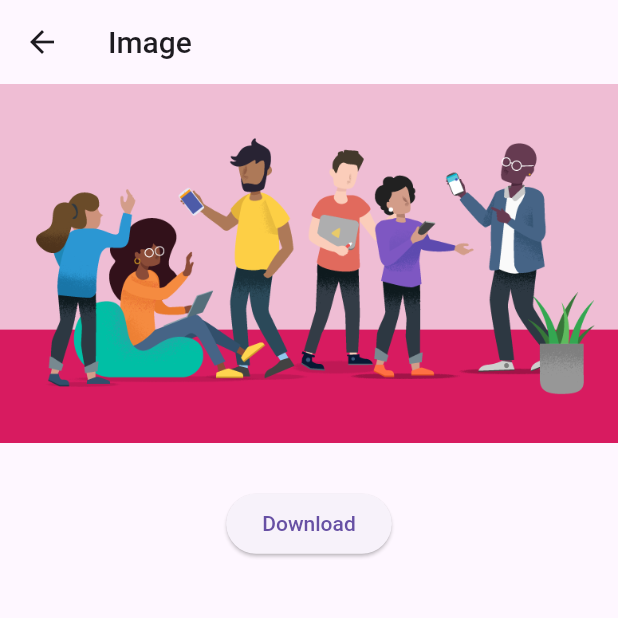
After one commit to smarts-uz/Flutter-Firebase-Docs, a Flutter app: the screen it shows after launch, after a tap on the "photo" icon, on a phone screen of 412 x 824 dp, the top half of it. The commit adds this screen. Run offline on Flutter 3.47's test engine with Material 2 defaults, Android fonts, the phone set to English and light mode, and no system bars; our stand-ins replace cloud_firestore, firebase_auth, firebase_core, firebase_storage, go_router, google_fonts; missing offline and left inert: firebase_ui_auth; accounts and stored records are empty.

Commit message:
Create a Cloud Storage reference on Flutter

```diff
--- a/lib/main.dart
+++ b/lib/main.dart
@@ -4,8 +4,8 @@ import 'package:go_router/go_router.dart'; // new
 import 'package:google_fonts/google_fonts.dart';
 import 'package:provider/provider.dart'; // new
 
-import 'app_state.dart'; // new
-import 'home_page.dart';
+import 'realtime database/app_state.dart'; // new
+import 'realtime database/home_page.dart';
 
 void main() {
   WidgetsFlutterBinding.ensureInitialized();
--- a/lib/app_state.dart
+++ b/lib/realtime database/app_state.dart
@@ -7,7 +7,7 @@ import 'package:firebase_core/firebase_core.dart';
 import 'package:firebase_ui_auth/firebase_ui_auth.dart';
 import 'package:flutter/material.dart';
 
-import 'firebase_options.dart';
+import '../firebase_options.dart';
 import 'guest_book_message.dart';
 
 class ApplicationState extends ChangeNotifier {
--- a/lib/guest_book.dart
+++ b/lib/realtime database/guest_book.dart
@@ -1,9 +1,9 @@
 import 'dart:async';
 
 import 'package:flutter/material.dart';
-import 'package:gtk_flutter/guest_book_message.dart';
+import 'package:gtk_flutter/realtime%20database/guest_book_message.dart';
 
-import 'src/widgets.dart';
+import '../src/widgets.dart';
 
 class GuestBook extends StatefulWidget {
   const GuestBook({
--- a/lib/home_page.dart
+++ b/lib/realtime database/home_page.dart
@@ -1,12 +1,13 @@
 import 'package:firebase_auth/firebase_auth.dart'
     hide EmailAuthProvider, PhoneAuthProvider;
 import 'package:flutter/material.dart';
+import 'package:gtk_flutter/realtime%20database/storage.dart';
 import 'package:provider/provider.dart';
 
 import 'app_state.dart';
 import 'guest_book.dart';
-import 'src/authentication.dart';
-import 'src/widgets.dart';
+import '../src/authentication.dart';
+import '../src/widgets.dart';
 
 class HomePage extends StatelessWidget {
   const HomePage({Key? key}) : super(key: key);
@@ -16,6 +17,18 @@ class HomePage extends StatelessWidget {
     return Scaffold(
       appBar: AppBar(
         title: const Text('Firebase Meetup'),
+        actions: [
+          IconButton(
+              onPressed: () {
+                Navigator.push(
+                  context,
+                  MaterialPageRoute(
+                    builder: (context) => DowloadImageScreen(),
+                  ),
+                );
+              },
+              icon: Icon(Icons.photo))
+        ],
       ),
       body: ListView(
         children: <Widget>[
--- /dev/null
+++ b/lib/realtime database/storage.dart
@@ -0,0 +1,72 @@
+import 'dart:io';
+import 'dart:typed_data';
+
+import 'package:firebase_storage/firebase_storage.dart';
+import 'package:flutter/material.dart';
+import 'package:flutter/widgets.dart';
+import 'package:flutter/foundation.dart';
+
+class StorageService {
+  Future<void> uploadFile(
+    Uint8List filePath,
+    String fileName,
+  ) async {
+    try {
+      await FirebaseStorage.instance.ref().child(fileName).putData(filePath);
+    } catch (e) {
+      print(e);
+    }
+  }
+
+  Future<String> getDownloadURL(String fileName) async {
+    try {
+      return await FirebaseStorage.instance
+          .ref()
+          .child(fileName)
+          .getDownloadURL();
+    } catch (e) {
+      return "";
+    }
+  }
+
+  Future<void> deleteFile(String fileName) async {
+    try {
+      await FirebaseStorage.instance.ref().child(fileName).delete();
+    } catch (e) {
+      print(e);
+    }
+  }
+}
+
+class DowloadImageScreen extends StatelessWidget {
+  const DowloadImageScreen({super.key});
+
+  @override
+  Widget build(BuildContext context) {
+    return Scaffold(
+      appBar: AppBar(
+        title: const Text('Image'),
+      ),
+      body: Center(
+        child: Column(
+          children: [
+            Image.asset('assets/codelab.png'),
+            const SizedBox(height: 30),
+            ElevatedButton(
+              onPressed: () {
+                final firebaseStorageRef =
+                    FirebaseStorage.instance.ref('assets/codelab.png');
+                firebaseStorageRef.getData().then((data) {
+                  final file = File('codelab.png');
+                  file.writeAsBytes(data!);
+                });
+                print('Downloaded');
+              },
+              child: const Text('Download'),
+            ),
+          ],
+        ),
+      ),
+    );
+  }
+}
--- a/pubspec.yaml
+++ b/pubspec.yaml
@@ -43,6 +43,7 @@ dependencies:
   cloud_firestore: ^4.8.4
   provider: ^6.0.5
   firebase_ui_auth: ^1.6.2
+  firebase_storage: ^11.2.5
 
 dev_dependencies:
   flutter_test:
```
Also changed, not shown: firebase.json, lib/firebase_options.dart, lib/realtime database/guest_book_message.dart (renamed from lib/guest_book_message.dart), pubspec.lock.
